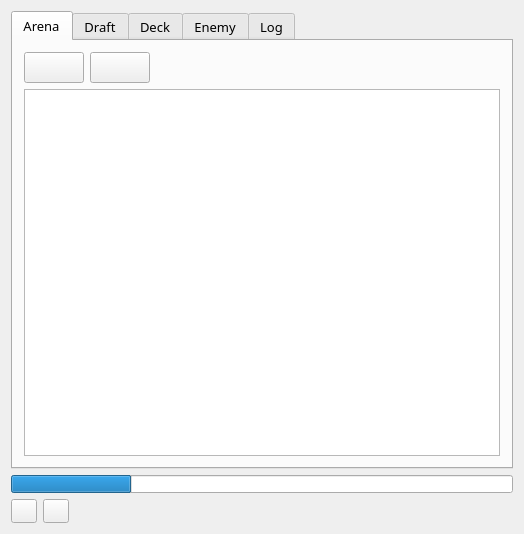
Old version of the form mainwindow.ui in the repository supertriodo/Arena-Tracker.
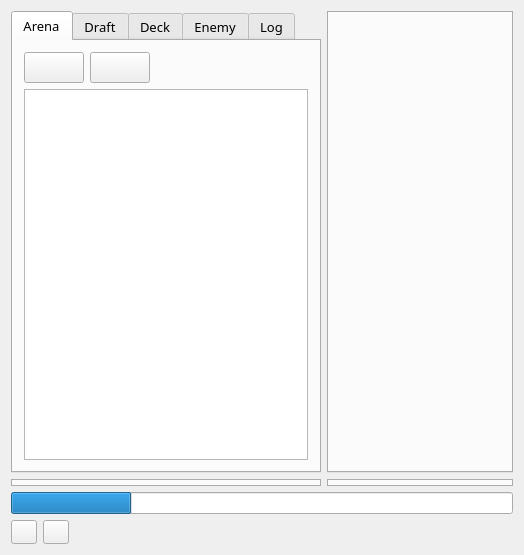
New version of the form. Icons and pictures are not drawn.

Commit message: Show up to 4 windows when resizing. Remove update and refresh text from buttons.

Diff of the .ui file:
```diff
--- a/mainwindow.ui
+++ b/mainwindow.ui
@@ -7,7 +7,7 @@
     <x>0</x>
     <y>0</y>
     <width>524</width>
-    <height>534</height>
+    <height>555</height>
    </rect>
   </property>
   <property name="windowTitle">
@@ -20,6 +20,31 @@
   <widget class="QWidget" name="centralWidget">
    <layout class="QVBoxLayout" name="verticalLayout">
     <item>
+     <layout class="QGridLayout" name="gridLayout">
+      <item row="1" column="1">
+       <widget class="QTabWidget" name="tabWidget3">
+        <property name="tabPosition">
+         <enum>QTabWidget::South</enum>
+        </property>
+        <property name="currentIndex">
+         <number>-1</number>
+        </property>
+        <property name="tabBarAutoHide">
+         <bool>true</bool>
+        </property>
+       </widget>
+      </item>
+      <item row="1" column="0">
+       <widget class="QTabWidget" name="tabWidget2">
+        <property name="tabPosition">
+         <enum>QTabWidget::South</enum>
+        </property>
+        <property name="tabBarAutoHide">
+         <bool>true</bool>
+        </property>
+       </widget>
+      </item>
+      <item row="0" column="0">
      <widget class="QTabWidget" name="tabWidget">
       <property name="font">
        <font>
@@ -30,6 +55,9 @@
       <property name="currentIndex">
        <number>0</number>
       </property>
+        <property name="tabBarAutoHide">
+         <bool>true</bool>
+        </property>
       <widget class="QWidget" name="tabArena">
        <attribute name="title">
         <string>Arena</string>
@@ -169,6 +197,12 @@
             <bold>true</bold>
            </font>
           </property>
+            <property name="horizontalScrollBarPolicy">
+             <enum>Qt::ScrollBarAsNeeded</enum>
+            </property>
+            <property name="sizeAdjustPolicy">
+             <enum>QAbstractScrollArea::AdjustToContents</enum>
+            </property>
           <property name="selectionMode">
            <enum>QAbstractItemView::NoSelection</enum>
           </property>
@@ -518,6 +552,15 @@
        </layout>
       </widget>
      </widget>
+      </item>
+      <item row="0" column="1">
+       <widget class="QTabWidget" name="tabWidget1">
+        <property name="tabBarAutoHide">
+         <bool>true</bool>
+        </property>
+       </widget>
+      </item>
+     </layout>
     </item>
     <item>
      <widget class="QProgressBar" name="progressBar">
```
Left out of the diff: 14 changed lines with no effect on the pictures. Lines whose indentation alone changed are shown as unchanged. The commit also changes 2 other files.
